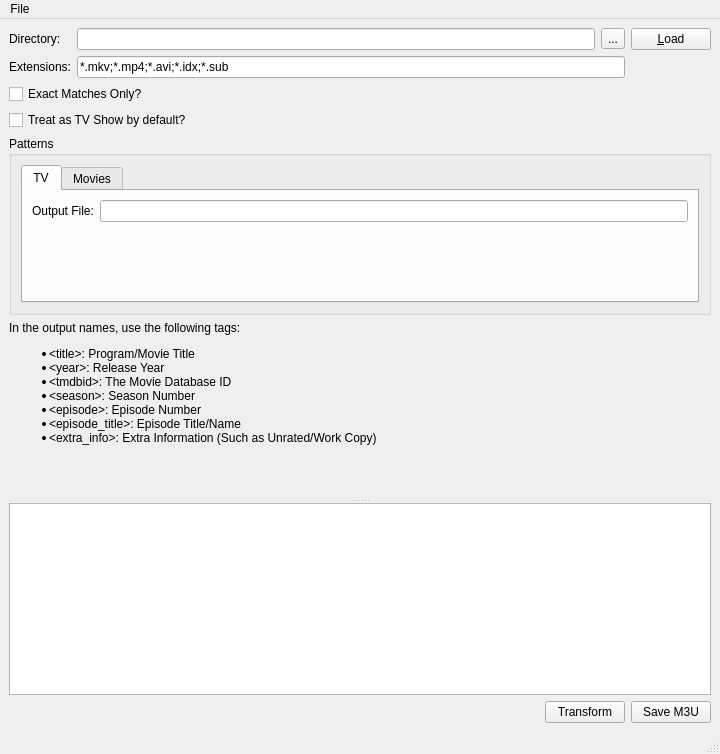
Old version of the form MainWindow/MainWindow.ui in the repository towel42-com/MediaManager.
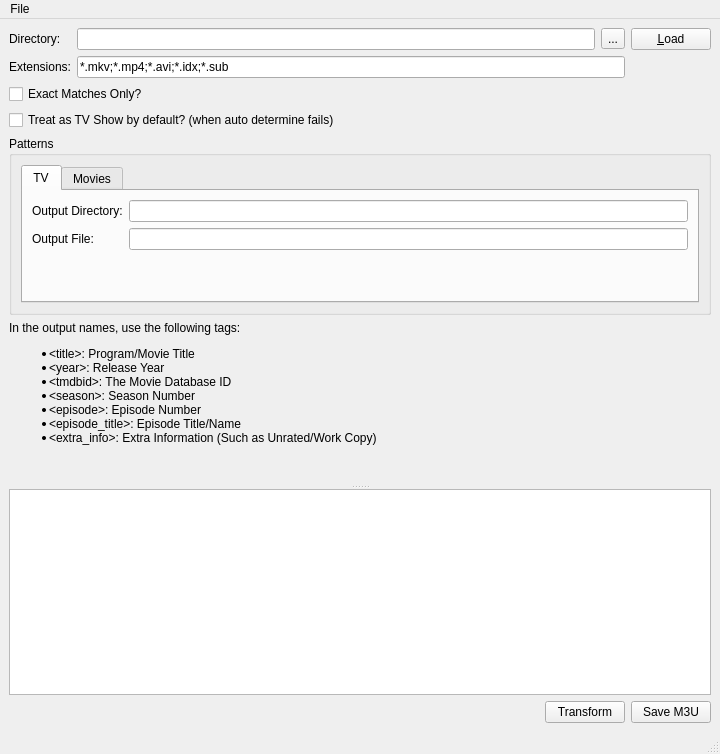
New version of the form. The open tabs and pages were chosen to show the change. Icons and pictures are not drawn. Custom widgets are drawn as their Qt base class.

```diff
--- a/MainWindow/MainWindow.ui
+++ b/MainWindow/MainWindow.ui
@@ -97,7 +97,7 @@
         <item row="3" column="0" colspan="3">
          <widget class="QCheckBox" name="treatAsTVShowByDefault">
           <property name="text">
-           <string>Treat as TV Show by default?</string>
+           <string>Treat as TV Show by default? (when auto determine fails)</string>
           </property>
          </widget>
         </item>
@@ -124,27 +124,47 @@
                <string>TV</string>
               </attribute>
               <layout class="QGridLayout" name="gridLayout_2">
+               <item row="0" column="0" colspan="2">
+                <widget class="QLabel" name="label_10">
+                 <property name="text">
+                  <string>Output Directory:</string>
+                 </property>
+                </widget>
+               </item>
+               <item row="0" column="2">
+                <widget class="CDelayLineEdit" name="tvOutDirPattern">
+                 <property name="sizePolicy">
+                  <sizepolicy hsizetype="Expanding" vsizetype="Fixed">
+                   <horstretch>0</horstretch>
+                   <verstretch>0</verstretch>
+                  </sizepolicy>
+                 </property>
+                 <property name="text">
+                  <string/>
+                 </property>
+                </widget>
+               </item>
                <item row="1" column="0">
-                <spacer name="verticalSpacer">
-                 <property name="orientation">
-                  <enum>Qt::Vertical</enum>
-                 </property>
-                 <property name="sizeHint" stdset="0">
-                  <size>
-                   <width>20</width>
-                   <height>40</height>
-                  </size>
-                 </property>
-                </spacer>
-               </item>
-               <item row="0" column="0">
                 <widget class="QLabel" name="label_6">
                  <property name="text">
                   <string>Output File:</string>
                  </property>
                 </widget>
                </item>
-               <item row="0" column="1">
+               <item row="2" column="0">
+                <spacer name="verticalSpacer">
+                 <property name="orientation">
+                  <enum>Qt::Vertical</enum>
+                 </property>
+                 <property name="sizeHint" stdset="0">
+                  <size>
+                   <width>20</width>
+                   <height>40</height>
+                  </size>
+                 </property>
+                </spacer>
+               </item>
+               <item row="1" column="2">
                 <widget class="CDelayLineEdit" name="tvOutFilePattern"/>
                </item>
               </layout>
```
Left out of the diff: 109 changed lines with no effect on the pictures.
